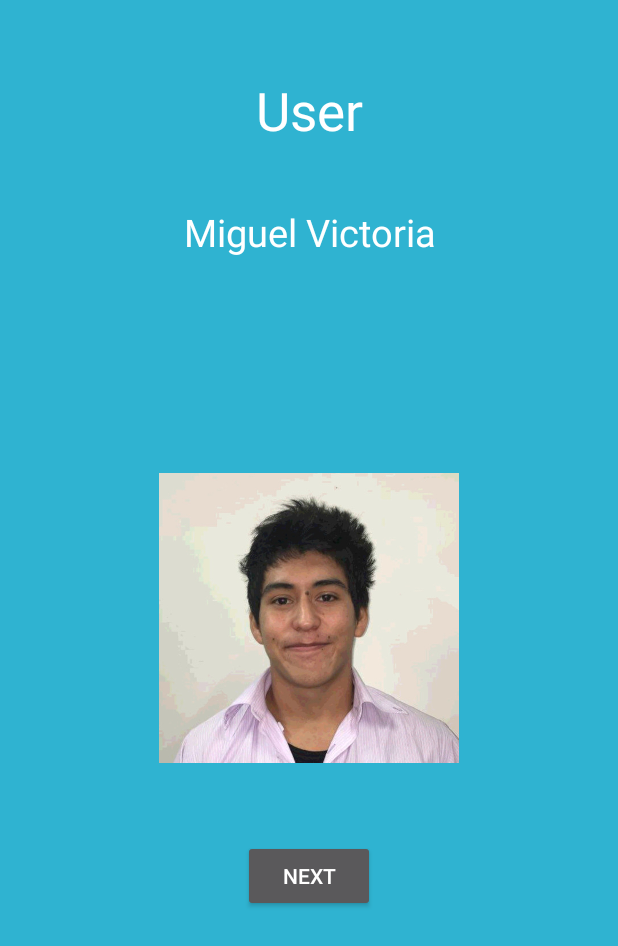
After one commit to cebenavides/Pick2Light, an Android app: the Data_user screen opened directly, with no data from a screen before it, on a phone screen of 412 x 824 dp. The commit adds this screen. Shown: the top 946 px of the screen. Run offline under Robolectric (Android 15) with nearby library versions, the phone set to English and light mode, and no system bars.

Commit message:
agregué ID de usuario y actividad de crono
Añadí dos actividades la ID y la futura actividad donde estarán los
tiempos en cada estación falta conectar main activity con las nuevas
actividades

```diff
--- a/app/src/main/AndroidManifest.xml
+++ b/app/src/main/AndroidManifest.xml
@@ -2,7 +2,7 @@
 <manifest xmlns:android="http://schemas.android.com/apk/res/android"
     package="com.picking.pick2light">
 
-    <uses-permission android:name="android.permission.INTERNET"/>
+    <uses-permission android:name="android.permission.INTERNET" />
 
     <application
         android:allowBackup="true"
@@ -17,6 +17,9 @@
                 <category android:name="android.intent.category.LAUNCHER" />
             </intent-filter>
         </activity>
+        <activity android:name=".Data_user" />
+        <activity android:name=".crono" />
+        <activity android:name=".Crono"></activity>
     </application>
 
 </manifest>
--- /dev/null
+++ b/app/src/main/java/com/picking/pick2light/Crono.java
@@ -0,0 +1,15 @@
+package com.picking.pick2light;
+
+import android.support.v7.app.AppCompatActivity;
+import android.os.Bundle;
+
+public class Crono extends AppCompatActivity {
+
+    @Override
+    protected void onCreate(Bundle savedInstanceState) {
+        super.onCreate(savedInstanceState);
+        setContentView(R.layout.activity_crono2);
+    }
+
+
+}
--- /dev/null
+++ b/app/src/main/java/com/picking/pick2light/Data_user.java
@@ -0,0 +1,20 @@
+package com.picking.pick2light;
+
+import android.content.Intent;
+import android.support.v7.app.AppCompatActivity;
+import android.os.Bundle;
+import android.view.View;
+
+
+public class Data_user extends AppCompatActivity {
+
+    @Override
+    protected void onCreate(Bundle savedInstanceState) {
+        super.onCreate(savedInstanceState);
+        setContentView(R.layout.activity_data_user);
+    }
+    public void crono(View view){
+        Intent i= new Intent(this, Crono.class );
+        startActivity(i);
+    }
+}
--- a/app/src/main/java/com/picking/pick2light/MainActivity.java
+++ b/app/src/main/java/com/picking/pick2light/MainActivity.java
@@ -59,6 +59,7 @@ public class MainActivity extends AppCompatActivity {
                     if (received.equals("1")){
                         showToast("Autorizado");
                         System.out.println("Autorizado");
+
                     }else{
                         showToast("No autorizado");
                         System.out.println("No autorizado");
--- /dev/null
+++ b/app/src/main/res/layout/activity_crono2.xml
@@ -0,0 +1,13 @@
+<?xml version="1.0" encoding="utf-8"?>
+<RelativeLayout xmlns:android="http://schemas.android.com/apk/res/android"
+    xmlns:tools="http://schemas.android.com/tools"
+    android:layout_width="match_parent"
+    android:layout_height="match_parent"
+    android:paddingBottom="@dimen/activity_vertical_margin"
+    android:paddingLeft="@dimen/activity_horizontal_margin"
+    android:paddingRight="@dimen/activity_horizontal_margin"
+    android:paddingTop="@dimen/activity_vertical_margin"
+    tools:context="com.picking.pick2light.Crono"
+    android:background="#2fb3d1">
+
+</RelativeLayout>
--- /dev/null
+++ b/app/src/main/res/layout/activity_data_user.xml
@@ -0,0 +1,59 @@
+<?xml version="1.0" encoding="utf-8"?>
+<RelativeLayout xmlns:android="http://schemas.android.com/apk/res/android"
+    xmlns:tools="http://schemas.android.com/tools"
+    android:layout_width="match_parent"
+    android:layout_height="match_parent"
+    android:paddingBottom="@dimen/activity_vertical_margin"
+    android:paddingLeft="@dimen/activity_horizontal_margin"
+    android:paddingRight="@dimen/activity_horizontal_margin"
+    android:paddingTop="@dimen/activity_vertical_margin"
+    tools:context="com.picking.pick2light.Data_user"
+    android:background="#2fb3d1">
+
+    <TextView
+        android:layout_width="200dp"
+        android:layout_height="45dp"
+        android:textAppearance="?android:attr/textAppearanceSmall"
+        android:text="User"
+        android:id="@+id/textView3"
+        android:textSize="35dp"
+        android:textColor="#ffffff"
+        android:textAlignment="center"
+        android:layout_alignParentTop="true"
+        android:layout_centerHorizontal="true"
+        android:layout_marginTop="34dp" />
+
+    <TextView
+        android:layout_width="200dp"
+        android:layout_height="50dp"
+        android:text="Miguel Victoria"
+        android:id="@+id/textView4"
+        android:layout_marginTop="42dp"
+        android:textColor="#ffffff"
+        android:textAlignment="center"
+        android:textSize="25dp"
+        android:layout_below="@+id/textView3"
+        android:layout_centerHorizontal="true" />
+
+    <ImageView
+        android:layout_width="200dp"
+        android:layout_height="200dp"
+        android:id="@+id/imageView"
+        android:src="@drawable/miguelv"
+        android:layout_centerVertical="true"
+        android:layout_alignLeft="@+id/textView4"
+        android:layout_alignStart="@+id/textView4" />
+
+    <Button
+        android:layout_width="wrap_content"
+        android:layout_height="wrap_content"
+        android:text="Next"
+        android:id="@+id/button2"
+        android:textColor="#ffffff"
+        android:layout_below="@+id/imageView"
+        android:layout_centerHorizontal="true"
+        android:layout_marginTop="48dp"
+        android:onClick="crono" />
+
+
+</RelativeLayout>
```
Also changed, not shown: app/src/main/res/drawable/miguelv.jpg (added).
